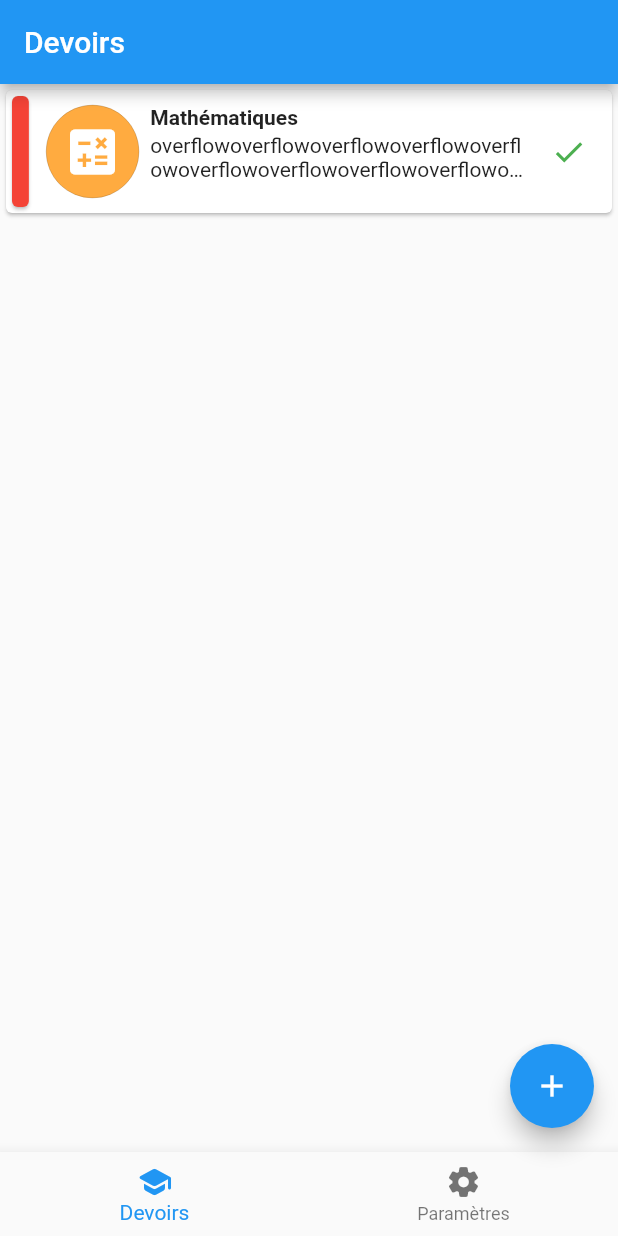
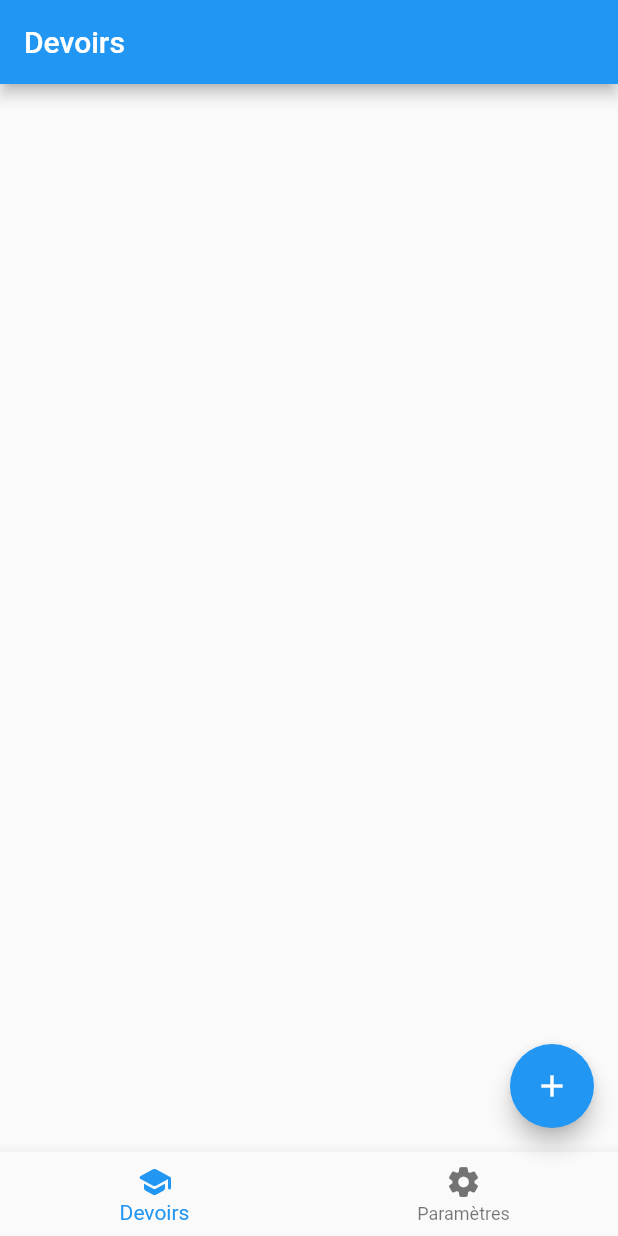
Before and after one commit to alessandrolapizza/tm_college_app, a Flutter app: the screen it shows after launch, on a phone screen of 412 x 824 dp. Run offline on Flutter 3.47's test engine with Material 2 defaults, Android fonts, the phone set to English and light mode, and no system bars.

Commit message:
déplacé le widget carte de devoir dans nv fichier

```diff
--- a/lib/widgets/main.dart
+++ b/lib/widgets/main.dart
@@ -41,79 +41,7 @@ class _MyAppState extends State<MyApp> {
         ),
         body: Column(
           children: [
-            InkWell(
-              onTap: () {},
-              child: Container(
-                height: 90,
-                width: double.infinity,
-                child: Card(
-                  child: Row(
-                    children: [
-                      Expanded(
-                        flex: 1,
-                        child: Card(
-                          color: Colors.red, // à construire (couleur de priorité)
-                        ),
-                      ),
-                      Expanded(
-                        flex: 4,
-                        child: Container(
-                          margin: EdgeInsets.symmetric(vertical: 10),
-                          decoration: BoxDecoration(
-                            color: Colors.orangeAccent, //à construire (couleur de matière)
-                            shape: BoxShape.circle,
-                            border: Border.all(
-                              width: 0.1,
-                            ),
-                          ),
-                          child: Icon(
-                            Icons.calculate, // à construire (icon de matière)
-                            color: Colors.white,
-                            size: 40,
-                          ),
-                        ),
-                      ),
-                      Expanded(
-                        flex: 13,
-                        child: Container(
-                          margin: EdgeInsets.symmetric(vertical: 10),
-                          child: Column(
-                            children: [
-                              Text(
-                                "Mathématiques", // à construire (Nom de la matière)
-                                style: TextStyle(fontWeight: FontWeight.w600),
-                              ),
-                              Container(
-                                margin: EdgeInsets.only(top: 3),
-                                child: Text(
-                                  "overflowoverflowoverflowoverflowoverflowoverflowoverflowoverflowoverflowoverflowoverflowoverflowoverflow", // à construire (Contenu du devoir)
-                                  overflow: TextOverflow.ellipsis,
-                                  maxLines: 2,
-                                ),
-                              ),
-                            ],
-                            crossAxisAlignment: CrossAxisAlignment.start,
-                          ),
-                        ),
-                      ),
-                      Expanded(
-                        flex: 3,
-                        child: Container(
-                          child: IconButton(
-                            onPressed: () {},
-                            icon: Icon(Icons.check),
-                            color: Colors.green,
-                            splashRadius: 20,
-                          ),
-                        ),
-                      ),
-                    ],
-                    mainAxisAlignment: MainAxisAlignment.start,
-                    crossAxisAlignment: CrossAxisAlignment.stretch,
-                  ),
-                ),
-              ),
-            ),
+            //devoirs
           ],
         ),
         floatingActionButton: _indexSelected == 0
```
Also changed, not shown: lib/widgets/carte_de_devoir.dart (added, +89 -0 lines).
